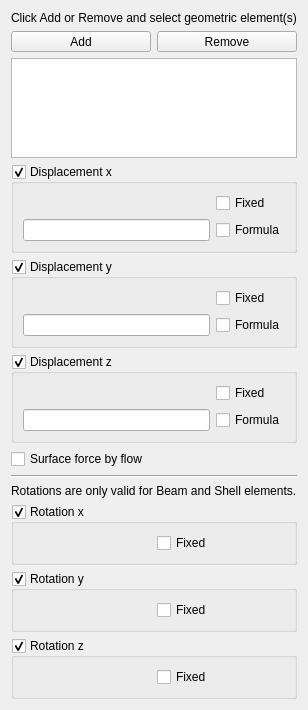
First picture: the form in src/Mod/Fem/Gui/TaskFemConstraintDisplacement.ui, repository southseact-3d/fcd, before the edit.
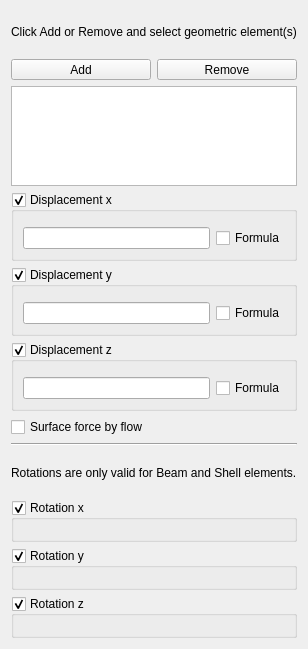
Second picture: the form after the edit. Custom widgets are drawn as their Qt base class.

Commit message: Fem: Remove redundant *Fix properties in constraint displacement - fixes #14556

The edit to the form file:
```diff
--- a/src/Mod/Fem/Gui/TaskFemConstraintDisplacement.ui
+++ b/src/Mod/Fem/Gui/TaskFemConstraintDisplacement.ui
@@ -110,17 +110,10 @@
       <bool>true</bool>
      </property>
      <layout class="QGridLayout" name="gridLayout">
-      <item row="2" column="0">
+      <item row="1" column="0">
        <widget class="QLineEdit" name="DisplacementXFormulaLE"/>
       </item>
-      <item row="0" column="1">
-       <widget class="QCheckBox" name="dispxfix">
-        <property name="text">
-         <string>Fixed</string>
-        </property>
-       </widget>
-      </item>
-      <item row="2" column="1">
+      <item row="1" column="1">
        <widget class="QCheckBox" name="DisplacementXFormulaCB">
         <property name="toolTip">
          <string>Formulas are only valid
@@ -150,10 +143,10 @@
       <bool>true</bool>
      </property>
      <layout class="QGridLayout" name="gridLayout_2">
-      <item row="2" column="0">
+      <item row="1" column="0">
        <widget class="QLineEdit" name="DisplacementYFormulaLE"/>
       </item>
-      <item row="2" column="1">
+      <item row="1" column="1">
        <widget class="QCheckBox" name="DisplacementYFormulaCB">
         <property name="toolTip">
          <string>Formulas are only valid
@@ -164,13 +157,6 @@
         </property>
        </widget>
       </item>
-      <item row="0" column="1">
-       <widget class="QCheckBox" name="dispyfix">
-        <property name="text">
-         <string>Fixed</string>
-        </property>
-       </widget>
-      </item>
       <item row="0" column="0">
        <widget class="Gui::QuantitySpinBox" name="spinyDisplacement">
         <property name="unit" stdset="0">
@@ -190,17 +176,10 @@
       <bool>true</bool>
      </property>
      <layout class="QGridLayout" name="gridLayout_3">
-      <item row="2" column="0">
+      <item row="1" column="0">
        <widget class="QLineEdit" name="DisplacementZFormulaLE"/>
       </item>
-      <item row="0" column="1">
-       <widget class="QCheckBox" name="dispzfix">
-        <property name="text">
-         <string>Fixed</string>
-        </property>
-       </widget>
-      </item>
-      <item row="2" column="1">
+      <item row="1" column="1">
        <widget class="QCheckBox" name="DisplacementZFormulaCB">
         <property name="toolTip">
          <string>Formulas are only valid
@@ -269,13 +248,6 @@
       <bool>true</bool>
      </property>
      <layout class="QGridLayout" name="gridLayout_6">
-      <item row="0" column="1">
-       <widget class="QCheckBox" name="rotxfix">
-        <property name="text">
-         <string>Fixed</string>
-        </property>
-       </widget>
-      </item>
       <item row="0" column="0">
        <widget class="Gui::QuantitySpinBox" name="spinxRotation">
         <property name="unit" stdset="0">
@@ -295,13 +267,6 @@
       <bool>true</bool>
      </property>
      <layout class="QGridLayout" name="gridLayout_5">
-      <item row="0" column="1">
-       <widget class="QCheckBox" name="rotyfix">
-        <property name="text">
-         <string>Fixed</string>
-        </property>
-       </widget>
-      </item>
       <item row="0" column="0">
        <widget class="Gui::QuantitySpinBox" name="spinyRotation">
         <property name="unit" stdset="0">
@@ -321,13 +286,6 @@
       <bool>true</bool>
      </property>
      <layout class="QGridLayout" name="gridLayout_4">
-      <item row="0" column="1">
-       <widget class="QCheckBox" name="rotzfix">
-        <property name="text">
-         <string>Fixed</string>
-        </property>
-       </widget>
-      </item>
       <item row="0" column="0">
        <widget class="Gui::QuantitySpinBox" name="spinzRotation">
         <property name="unit" stdset="0">
```
The commit also changes 10 other files.
